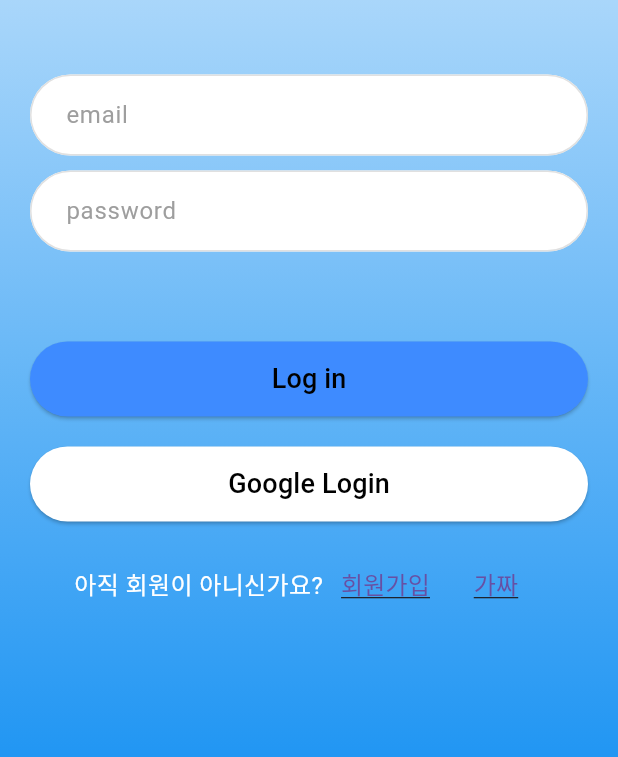
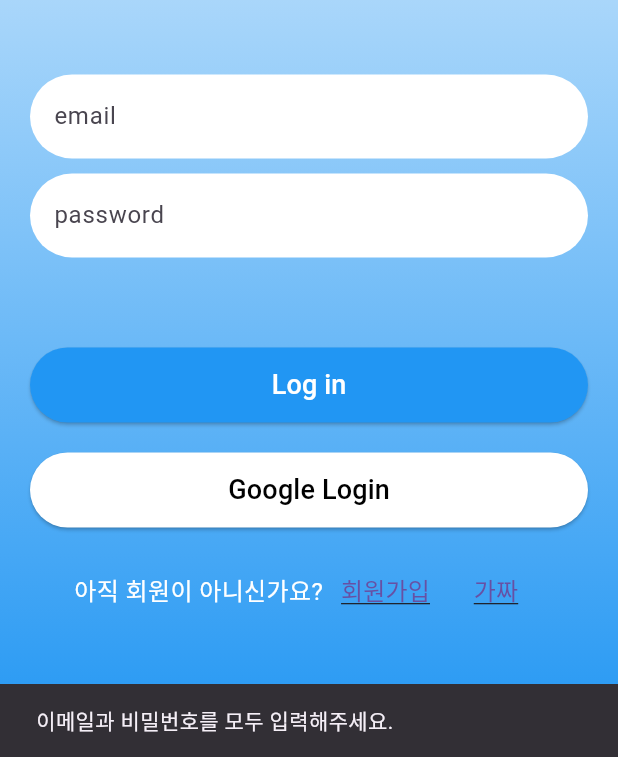
Before and after one commit to Tutorpus/Tutorpus-frontend, a Flutter app: the screen it shows after launch, after a tap on "Log in", on a phone screen of 412 x 824 dp, the part 479-1236 px from its top. Run offline on Flutter 3.47's test engine with Material 3 defaults, Android fonts, the light colour scheme and no system bars; our stand-ins replace flutter_svg, table_calendar; network calls fail.

Commit message:
calander basics

```diff
--- a/lib/pages/home_common.dart
+++ b/lib/pages/home_common.dart
@@ -2,7 +2,7 @@
 import 'package:tutorpus/pages/home_main.dart';
 import 'package:tutorpus/pages/notifications.dart';
 import 'package:tutorpus/pages/student_list.dart';
-import 'package:tutorpus/pages/calendar.dart';
+import 'package:tutorpus/pages/calendar_page.dart';
 
 class HomeCommon extends StatefulWidget {
   const HomeCommon({super.key});
@@ -17,7 +17,7 @@
   final List<Widget> screens = [
     const HomeMain(),
     const Noti(),
-    const Calendar(),
+    const CalendarPage(),
     const StuList(),
   ];
   @override
--- a/lib/pages/login_main.dart
+++ b/lib/pages/login_main.dart
@@ -1,6 +1,4 @@
 import 'package:flutter/material.dart';
-import 'package:flutter_svg/flutter_svg.dart';
-import 'package:tutorpus/theme/colors.dart';
 import 'package:http/http.dart' as http;
 import 'dart:convert';
 import 'package:tutorpus/pages/home_common.dart';
@@ -8,40 +6,79 @@
 import 'package:tutorpus/utils/input_field.dart';
 import 'package:tutorpus/pages/signin_mem_select.dart';
 
-// import 경로 수정
-
 class LoginMain extends StatefulWidget {
   const LoginMain({super.key});
+
   @override
   _LoginMainState createState() => _LoginMainState();
 }
 
 class _LoginMainState extends State<LoginMain> {
-  void _login() {}
+  // TextEditingController 초기화
+  final TextEditingController _emailController = TextEditingController();
+  final TextEditingController _passwordController = TextEditingController();
 
-// 로그인 함수 (진짜)
-  // void _login(String email, String password) {
-  //   final url = "";
-  //   final Map<String, dynamic> data = {
-  //     'email': email,
-  //     'password': password,
-  //   }; // 서버로 데이터 전송
+  @override
+  void dispose() {
+    _emailController.dispose();
+    _passwordController.dispose();
+    super.dispose();
+  }
 
-  // try {
-  //   final response = await http.post(
-  //     url,
-  //     headers: {
-  //       'Content-Type': 'application/json'
-  //     },
-  //     body: {
-  //       jsonEncode(data)
-  //     }
-  //   );
-  // }
-  // catch{
+  // 로그인 함수
+  Future<void> _login(String email, String password) async {
+    const String url =
+        "http://ec2-43-201-11-102.ap-northeast-2.compute.amazonaws.com:8080/member/login";
 
-  // }
-  // }
+    final Map<String, dynamic> data = {
+      'email': email,
+      'password': password,
+    };
+
+    try {
+      final response = await http.post(
+        Uri.parse(url),
+        headers: {'Content-Type': 'application/json'},
+        body: jsonEncode(data),
+      );
+
+      if (response.statusCode == 200) {
+        final responseData = jsonDecode(response.body);
+        print('로그인 성공: ${responseData['token']}');
+
+        // 홈 화면으로 이동
+        Navigator.pushReplacement(
+          context,
+          MaterialPageRoute(builder: (context) => const HomeCommon()),
+        );
+      } else {
+        // 실패 시 서버 응답 메시지 출력
+        final errorData = jsonDecode(response.body);
+        print('로그인 실패: ${errorData['message']}');
+        ScaffoldMessenger.of(context).showSnackBar(
+          SnackBar(content: Text('로그인 실패: ${errorData['message']}')),
+        );
+      }
+    } catch (e) {
+      // 네트워크 또는 기타 에러 처리
+      print('에러 발생: $e');
+      ScaffoldMessenger.of(context).showSnackBar(
+        const SnackBar(content: Text('서버 연결 중 에러가 발생했습니다.')),
+      );
+    }
+  }
+
+  void _handleLogin() {
+    final email = _emailController.text.trim();
+    final password = _passwordController.text.trim();
+    if (email.isNotEmpty && password.isNotEmpty) {
+      _login(email, password);
+    } else {
+      ScaffoldMessenger.of(context).showSnackBar(
+        const SnackBar(content: Text('이메일과 비밀번호를 모두 입력해주세요.')),
+      );
+    }
+  }
 
   void _signin() {
     Navigator.push(
@@ -54,16 +91,13 @@
   Widget build(BuildContext context) {
     return Scaffold(
       body: Container(
-        width: double.infinity, // 가로로 화면 전체를 채움
-        height: double.infinity, // 세로로 화면 전체를 채움
+        width: double.infinity,
+        height: double.infinity,
         decoration: const BoxDecoration(
           gradient: LinearGradient(
             begin: Alignment.topCenter,
             end: Alignment.bottomCenter,
-            colors: [
-              Colors.white,
-              Colors.blue,
-            ],
+            colors: [Colors.white, Colors.blue],
           ),
         ),
         child: SingleChildScrollView(
@@ -79,11 +113,18 @@
                     children: [
                       Padding(
                         padding: const EdgeInsets.only(bottom: 10),
-                        child: inputField('email'),
+                        child: inputField(
+                          'email',
+                          controller: _emailController,
+                        ),
                       ),
                       Padding(
                         padding: const EdgeInsets.only(bottom: 10),
-                        child: inputField('password'),
+                        child: inputField(
+                          'password',
+                          controller: _passwordController,
+                          obscureText: true, // 비밀번호 입력 시 숨김 처리
+                        ),
                       ),
                     ],
                   ),
@@ -91,15 +132,20 @@
                 const SizedBox(height: 40),
                 OvalButton(
                   text: 'Log in',
-                  backgroundColor: blue,
-                  textColor: Colors.black,
-                  onPressed: _login,
+                  backgroundColor: Colors.blue,
+                  textColor: Colors.white,
+                  onPressed: _handleLogin,
                 ),
                 OvalButton(
                   text: 'Google Login',
                   backgroundColor: Colors.white,
                   textColor: Colors.black,
-                  onPressed: _login,
+                  onPressed: () {
+                    // Google 로그인 구현은 나중에 추가
+                    ScaffoldMessenger.of(context).showSnackBar(
+                      const SnackBar(content: Text('Google 로그인 기능은 준비 중입니다.')),
+                    );
+                  },
                 ),
                 Padding(
                   padding: const EdgeInsets.all(8.0),
@@ -135,7 +181,7 @@
                             decoration: TextDecoration.underline,
                           ),
                         ),
-                      )
+                      ),
                     ],
                   ),
                 ),
--- a/lib/utils/input_field.dart
+++ b/lib/utils/input_field.dart
@@ -1,23 +1,18 @@
 import 'package:flutter/material.dart';
 
-TextFormField inputField(String text) {
-  return TextFormField(
+Widget inputField(String hintText,
+    {TextEditingController? controller, bool obscureText = false}) {
+  return TextField(
+    controller: controller, // 컨트롤러 추가
+    obscureText: obscureText,
     decoration: InputDecoration(
-      hintText: text,
-      hintStyle: const TextStyle(color: Colors.grey),
+      hintText: hintText,
       filled: true,
       fillColor: Colors.white,
-      contentPadding:
-          const EdgeInsets.symmetric(vertical: 15.0, horizontal: 20.0),
-      enabledBorder: OutlineInputBorder(
-        borderRadius: BorderRadius.circular(30.0),
-        borderSide: BorderSide(color: Colors.grey.shade300),
-      ),
-      focusedBorder: OutlineInputBorder(
-        borderRadius: BorderRadius.circular(30.0),
-        borderSide: const BorderSide(color: Colors.white, width: 2.0),
+      border: OutlineInputBorder(
+        borderRadius: BorderRadius.circular(30),
+        borderSide: BorderSide.none,
       ),
     ),
-    style: const TextStyle(color: Colors.black),
   );
 }
--- a/pubspec.yaml
+++ b/pubspec.yaml
@@ -13,6 +13,10 @@
   cupertino_icons: ^1.0.8
   flutter_svg: ^2.0.9  # SVG 파일 사용을 위한 패키지 추가
   http: ^0.13.3
+  table_calendar: ^3.0.9 # 캘린더 패키지
+  flutter_localizations: # 다국어 설정
+    sdk: flutter
+
 
 dev_dependencies:
   flutter_test:
```
Also changed, not shown: lib/pages/calendar.dart (deleted, +0 -31 lines), lib/pages/calendar_page.dart (added, +221 -0 lines), lib/pages/notifications.dart (+94 -28 lines), pubspec.lock.
